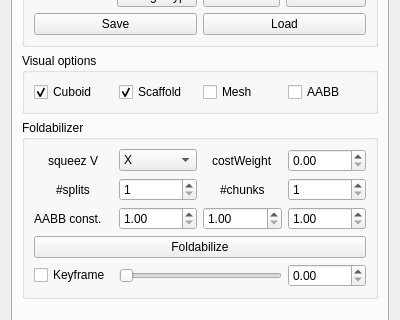
Above: FoldPlugin/FdWidget.ui from letienhung/fold-hcc before the change; both pictures show x 0 to 400 and y 118 to 438 of the 400 by 984 pixel window. Below: the same form after it.
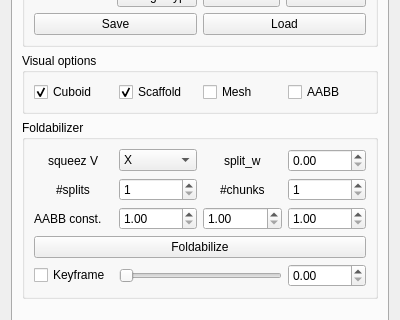
That is the form after the change.

Patch:
```diff
--- a/FoldPlugin/FdWidget.ui
+++ b/FoldPlugin/FdWidget.ui
@@ -254,7 +254,7 @@
           <item row="1" column="2" alignment="Qt::AlignHCenter">
            <widget class="QLabel" name="label_14">
             <property name="text">
-             <string>costWeight</string>
+             <string>split_w</string>
             </property>
            </widget>
           </item>
```
